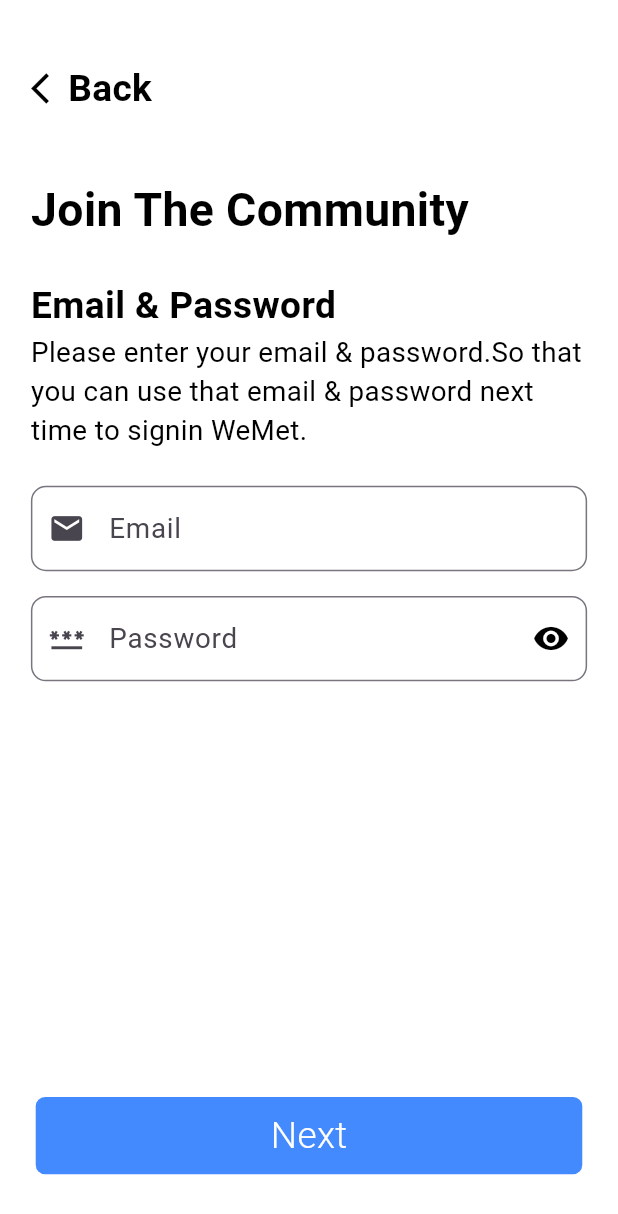
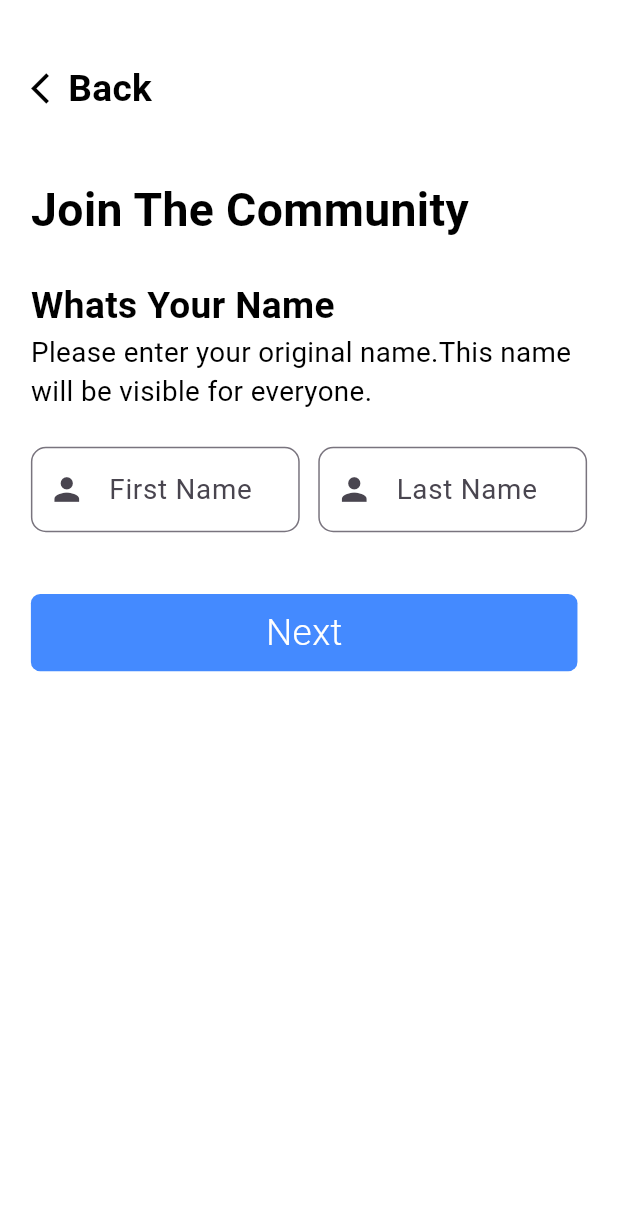
Before and after one commit to Kawser-Ahamed/WeMet, a Flutter app: the SignUp screen opened by its route, after a tap on "Next", on a phone screen of 412 x 824 dp. Shown: the top 1214 px of the screen. Run offline on Flutter 3.47's test engine with Material 3 defaults, Android fonts, the phone set to English and light mode, and no system bars; our stand-ins replace flutter_spinkit, go_router, google_fonts, image_picker; missing offline and left inert: flutter_page_view_indicator; Roboto replaces fonts that are missing (Actor).

Commit message:
sign up page updated

```diff
--- /dev/null
+++ b/lib/core/reusable/wemet_image_picker.dart
@@ -0,0 +1,24 @@
+import 'dart:io';
+
+import 'package:image_picker/image_picker.dart';
+
+class WemetImagePicker{
+
+  File ? imageFromGallery;
+  File ? imageFromCamera;
+  String text = "Hello";
+
+  Future<void> pickImageFromGallery() async{
+    final image = await ImagePicker().pickImage(source: ImageSource.gallery);
+    if(image==null) return;
+    imageFromGallery = File(image.path);
+    text = "success";
+  }
+
+  Future<void> pickImageFromCamera() async{
+    final image = await ImagePicker().pickImage(source: ImageSource.camera);
+    if(image==null) return;
+    imageFromCamera = File(image.path);
+    text = "success";
+  }
+}
--- a/lib/core/urls/app_image_urls.dart
+++ b/lib/core/urls/app_image_urls.dart
@@ -1,6 +1,8 @@
 class AppImageUrls{
   static String appLogo = 'assets/images/wemet_app_logo.png';
   static String appIcon = 'assets/images/wemet_app_icon.png';
+  static String imageIcon = 'assets/images/image_icon.png';
+  static String avatar = 'assets/images/avatar.jpg';
   static String googleIcon = 'assets/images/icon/google_icon.jpg';
   static String welcomeScreenFirstImage = 'assets/images/welcome_screen_first.png';
   static String welcomeScreenSecondImage = 'assets/images/welcome_screen_second.png';
--- a/lib/features/auth/presentation/pages/sign_up.dart
+++ b/lib/features/auth/presentation/pages/sign_up.dart
@@ -2,7 +2,10 @@ import 'package:flutter/material.dart';
 import 'package:go_router/go_router.dart';
 import 'package:google_fonts/google_fonts.dart';
 import 'package:wemet/core/responsive/screen.dart';
+import 'package:wemet/core/reusable/wemet_image_picker.dart';
+import 'package:wemet/features/auth/presentation/widget/signup/bio_gender_design.dart';
 import 'package:wemet/features/auth/presentation/widget/signup/email_password_design.dart';
+import 'package:wemet/features/auth/presentation/widget/signup/user_name_design.dart';
 
 class SignUp extends StatefulWidget {
   const SignUp({super.key});
@@ -15,7 +18,22 @@ class _SignUpState extends State<SignUp> {
 
   final emailController = TextEditingController();
   final passwordController = TextEditingController();
+  final firstName = TextEditingController();
+  final lastName = TextEditingController();
+  final bioController = TextEditingController();
+  WemetImagePicker profilePicture = WemetImagePicker();
+  WemetImagePicker coverPhoto = WemetImagePicker();
   int signUpPageWidgetsIndex = 0;
+
+  @override
+  void dispose() {
+    emailController.dispose();
+    passwordController.dispose();
+    firstName.dispose();
+    lastName.dispose();
+    bioController.dispose();
+    super.dispose();
+  }
 
   @override
   Widget build(BuildContext context) {
@@ -24,6 +42,8 @@ class _SignUpState extends State<SignUp> {
     double screenFactor = width/Screen.designWidth;
     List<Widget> signUpPageWidgets = [
       EmailPasswordDesign(emailController: emailController, passwordController: passwordController),
+      UserNameDesign(firstName: firstName, lastName: lastName),
+      BioGenderDesign(bioController: bioController,profilePicture: profilePicture,coverPhoto: coverPhoto),
     ];
     return Scaffold(
       resizeToAvoidBottomInset: false,
@@ -62,6 +82,11 @@ class _SignUpState extends State<SignUp> {
                   ],
                 )
               ),
+              Expanded(
+                child: SingleChildScrollView(
+                  child: Column(
+                    crossAxisAlignment: CrossAxisAlignment.start,
+                    children: [
                       SizedBox(height: height * 0.05),
                       Text("Join The Community",
                         style: GoogleFonts.aBeeZee(
@@ -72,10 +97,8 @@ class _SignUpState extends State<SignUp> {
                       ),
                       SizedBox(height: height * 0.03),
                       signUpPageWidgets[signUpPageWidgetsIndex],
-              Expanded(
-               child: Align(
-                alignment: Alignment.bottomCenter,
-                 child: InkWell(
+                      SizedBox(height: height * 0.05),
+                      InkWell(
                         onTap:(){
                           if(signUpPageWidgetsIndex<signUpPageWidgets.length-1){
                             signUpPageWidgetsIndex++;
@@ -88,8 +111,8 @@ class _SignUpState extends State<SignUp> {
                           color: Colors.blueAccent,
                           borderRadius: BorderRadius.circular(screenFactor * 10),
                           child: Padding(
-                        padding: EdgeInsets.symmetric(horizontal: width * 0.38,vertical: height * 0.01),
-                        child: Text("Next",
+                            padding: EdgeInsets.symmetric(horizontal: (signUpPageWidgetsIndex==signUpPageWidgets.length-1) ? width * 0.34 : width * 0.38,vertical: height * 0.01),
+                            child: Text((signUpPageWidgetsIndex==signUpPageWidgets.length-1) ? "Sign Up" : "Next",
                               style: GoogleFonts.aBeeZee(
                                 fontSize: screenFactor *40,
                                 color: Colors.white,
@@ -99,9 +122,11 @@ class _SignUpState extends State<SignUp> {
                           ),
                         ),
                       ),
+                      SizedBox(height: height * 0.05),
+                    ],
                   ),
+                )
               ),
-              SizedBox(height: height * 0.05),
             ],
           ),
         ),
--- a/lib/features/auth/presentation/widget/signup/user_name_design.dart
+++ b/lib/features/auth/presentation/widget/signup/user_name_design.dart
@@ -31,9 +31,17 @@ class UserNameDesign extends StatelessWidget {
           ),
         ),
         SizedBox(height: height * 0.03),
-        CustomTextField(label: "First Name", prefixIcon: Icons.mail, controller: firstName, isPassword: false),
-        SizedBox(height: height * 0.02,),
-        CustomTextField(label: "Last Name", prefixIcon: Icons.password, controller: lastName, isPassword: false),
+       Row(
+        children: [
+          Expanded(
+            child: CustomTextField(label: "First Name", prefixIcon: Icons.person, controller: firstName, isPassword: false)
+          ),
+          SizedBox(width: width * 0.03),
+          Expanded(
+            child: CustomTextField(label: "Last Name", prefixIcon: Icons.person, controller: lastName, isPassword: false)
+          ),
+        ],
+       )
       ],
     );
   }
--- a/pubspec.yaml
+++ b/pubspec.yaml
@@ -39,6 +39,7 @@ dependencies:
   go_router: ^14.0.2
   flutter_page_view_indicator: ^0.0.5
   flutter_spinkit: ^5.2.1
+  image_picker: ^1.1.1
 
 dev_dependencies:
   flutter_test:
```
Also changed, not shown: lib/features/auth/presentation/widget/signup/bio_gender_design.dart (added, +228 -0 lines), assets/images/avatar.jpg (added), assets/images/image_icon.png (added), pubspec.lock, 6 other files. Lines whose indentation alone changed are shown as unchanged.
